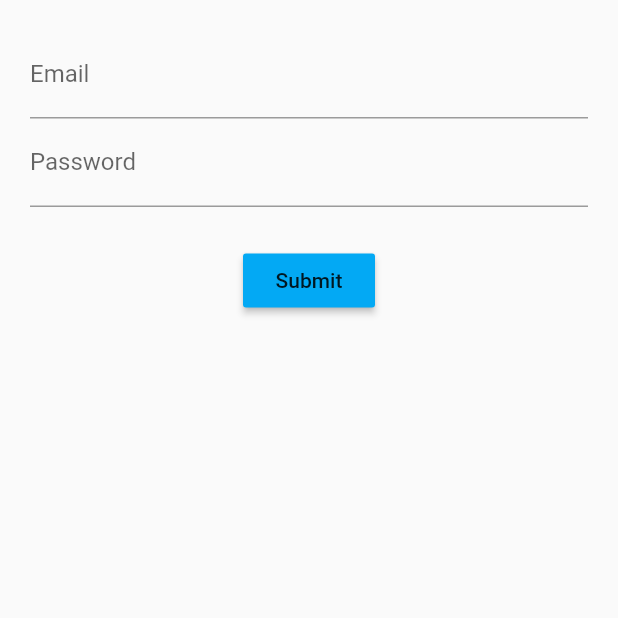
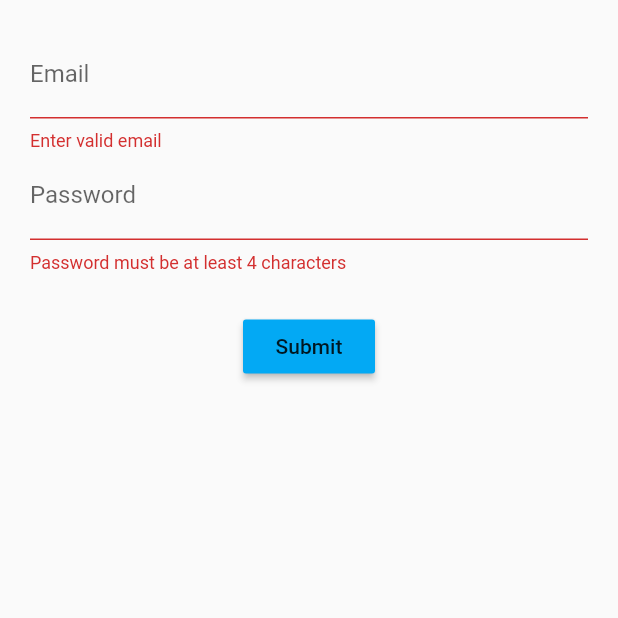
Before and after one commit to ManivannanBel/Flutter-login-app, a Flutter app: the screen it shows after launch, after a tap on "Submit", on a phone screen of 412 x 824 dp, the top half of it. Run offline on Flutter 3.47's test engine with Material 2 defaults, Android fonts, the phone set to English and light mode, and no system bars.

Commit message:
validate form

```diff
--- a/lib/src/screens/LoginScreen.dart
+++ b/lib/src/screens/LoginScreen.dart
@@ -8,16 +8,21 @@ class LoginScreen extends StatefulWidget{
 
 class LoginScreenState extends State<LoginScreen> {
 
+  final formKey = GlobalKey<FormState>();
+
   Widget build(context){
     return Container(
       margin: EdgeInsets.all(20.0),
-      child: Column(
+      child: Form(
+        key: formKey,
+        child:  Column(
         children: <Widget>[
           emailField(),
           passwordField(),
           Container(margin: EdgeInsets.only(top : 25.0)),
           submitButton(),
         ],
+      ),
       ),
     );
   }
@@ -29,6 +34,11 @@ class LoginScreenState extends State<LoginScreen> {
         labelText: 'Email',
         hintText: 'example@mail.com'
       ),
+      validator: (value){
+        if(!value.contains('@')){
+          return 'Enter valid email';
+        }
+      },
     );
   }
 
@@ -38,6 +48,11 @@ class LoginScreenState extends State<LoginScreen> {
         labelText: 'Password',
         hintText: 'password'
       ),
+      validator: (value){
+        if(value.length < 4){
+          return 'Password must be at least 4 characters';
+        }
+      },
     );
   }
 
@@ -46,7 +61,7 @@ class LoginScreenState extends State<LoginScreen> {
       color: Colors.lightBlue,
       child: Text('Submit'),
       onPressed: (){
-
+        print(formKey.currentState.validate());
       },
     );
   }
```
